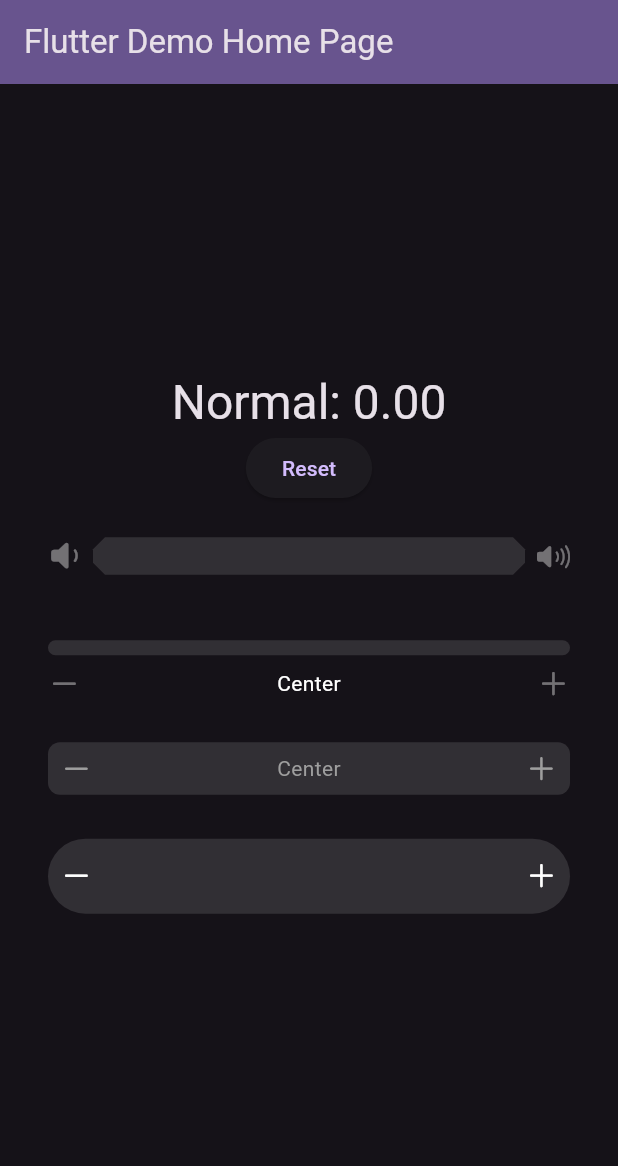
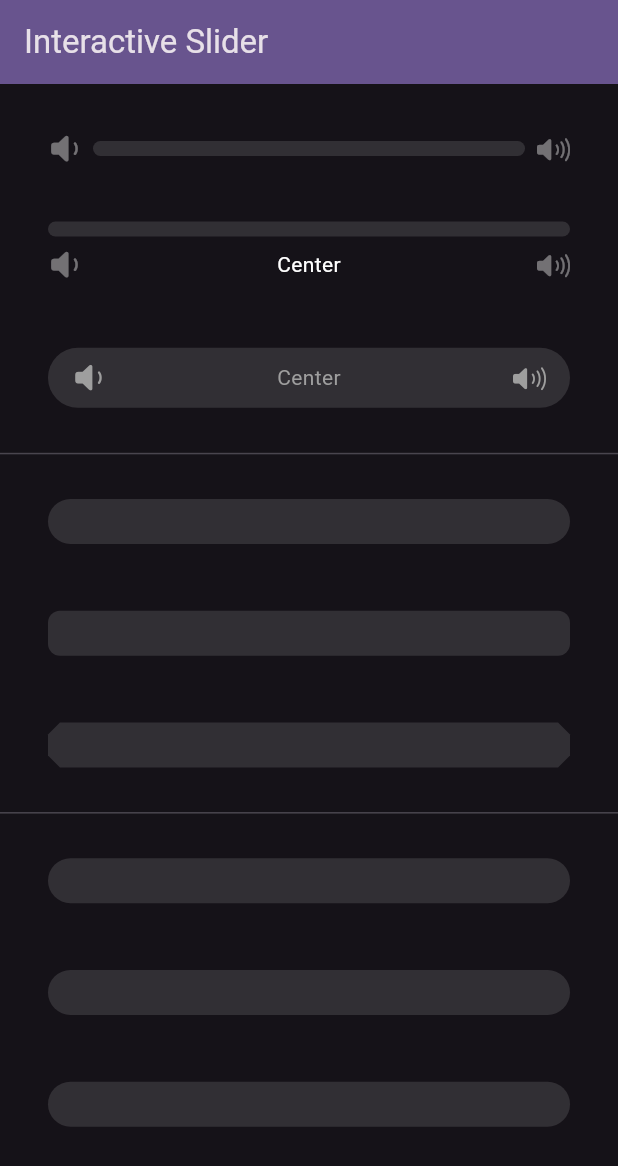
Before and after one commit to jonas-zebari/interactive_slider, a Flutter app: the screen it shows after launch, on a phone screen of 412 x 824 dp. Shown: the top 1166 px of the screen. Run offline on Flutter 3.47's test engine with Material 2 defaults, Android fonts, the phone set to English and light mode, and no system bars.

Commit message:
Update example app

```diff
--- a/example/lib/main.dart
+++ b/example/lib/main.dart
@@ -20,88 +20,84 @@ class MyApp extends StatelessWidget {
         ),
         useMaterial3: true,
       ),
-      home: const MyHomePage(title: 'Flutter Demo Home Page'),
+      home: const MyHomePage(title: 'Interactive Slider'),
     );
   }
 }
 
-class MyHomePage extends StatefulWidget {
+class MyHomePage extends StatelessWidget {
   const MyHomePage({super.key, required this.title});
 
   final String title;
-
-  @override
-  State<MyHomePage> createState() => _MyHomePageState();
-}
-
-class _MyHomePageState extends State<MyHomePage> {
-  final _controller = InteractiveSliderController(0.0);
 
   @override
   Widget build(BuildContext context) {
     return Scaffold(
       appBar: AppBar(
         backgroundColor: Theme.of(context).colorScheme.inversePrimary,
-        title: Text(widget.title),
+        title: Text(title),
       ),
-      body: Center(
+      body: const Padding(
+        padding: EdgeInsets.symmetric(vertical: 16),
         child: Column(
-          mainAxisAlignment: MainAxisAlignment.center,
           children: [
-            ValueListenableBuilder<double>(
-              valueListenable: _controller,
-              builder: (context, progress, _) {
-                return Text(
-                  'Normal: ${progress.toStringAsFixed(2)}',
-                  style: Theme.of(context).textTheme.headlineLarge,
-                );
-              },
-            ),
-            ElevatedButton(
-              onPressed: () => _controller.value = 0.0,
-              child: const Text('Reset'),
+            InteractiveSlider(
+              startIcon: Icon(CupertinoIcons.volume_down),
+              endIcon: Icon(CupertinoIcons.volume_up),
             ),
             InteractiveSlider(
-              controller: _controller,
-              startIcon: const Icon(CupertinoIcons.volume_down),
-              endIcon: const Icon(CupertinoIcons.volume_up),
-              min: 1.0,
-              max: 15.0,
-              focusedHeight: 35,
-              unfocusedHeight: 25,
-              shapeBorder: const BeveledRectangleBorder(
+              iconPosition: IconPosition.below,
+              startIcon: Icon(CupertinoIcons.volume_down),
+              endIcon: Icon(CupertinoIcons.volume_up),
+              centerIcon: Text('Center'),
+            ),
+            InteractiveSlider(
+              iconPosition: IconPosition.inside,
+              startIcon: Icon(CupertinoIcons.volume_down),
+              endIcon: Icon(CupertinoIcons.volume_up),
+              centerIcon: Text('Center'),
+              unfocusedHeight: 40,
+              focusedHeight: 50,
+              iconGap: 16,
+            ),
+            Divider(),
+            InteractiveSlider(
+              unfocusedHeight: 30,
+              focusedHeight: 40,
+            ),
+            InteractiveSlider(
+              unfocusedHeight: 30,
+              focusedHeight: 40,
+              shapeBorder: RoundedRectangleBorder(
                 borderRadius: BorderRadius.all(Radius.circular(8)),
               ),
             ),
-            const InteractiveSlider(
-              startIcon: Icon(CupertinoIcons.minus),
-              centerIcon: Text('Center'),
-              endIcon: Icon(CupertinoIcons.plus),
-              iconPosition: IconPosition.below,
-            ),
-            const InteractiveSlider(
-              padding: EdgeInsets.symmetric(horizontal: 16),
-              startIcon: Icon(CupertinoIcons.minus),
-              centerIcon: Text('Center'),
-              endIcon: Icon(CupertinoIcons.plus),
-              shapeBorder: RoundedRectangleBorder(
+            InteractiveSlider(
+              unfocusedHeight: 30,
+              focusedHeight: 40,
+              shapeBorder: BeveledRectangleBorder(
                 borderRadius: BorderRadius.all(Radius.circular(8)),
               ),
-              iconPosition: IconPosition.inside,
-              focusedHeight: 45,
-              unfocusedHeight: 35,
             ),
-            const InteractiveSlider(
-              startIcon: Icon(CupertinoIcons.minus),
-              endIcon: Icon(CupertinoIcons.plus),
-              iconPosition: IconPosition.inside,
-              unfocusedOpacity: 1.0,
-              unfocusedHeight: 50,
-              focusedHeight: 60,
-              foregroundColor: Colors.white,
-              gradient: LinearGradient(
-                colors: [Colors.blue, Colors.purple],
-              ),
+            Divider(),
+            InteractiveSlider(
+              unfocusedOpacity: 1,
+              unfocusedHeight: 30,
+              focusedHeight: 40,
+              foregroundColor: Colors.deepPurple,
+            ),
+            InteractiveSlider(
+              unfocusedOpacity: 1,
+              unfocusedHeight: 30,
+              focusedHeight: 40,
+              gradient: LinearGradient(colors: [Colors.green, Colors.red]),
+            ),
+            InteractiveSlider(
+              unfocusedOpacity: 1,
+              unfocusedHeight: 30,
+              focusedHeight: 40,
+              gradient: LinearGradient(colors: [Colors.green, Colors.red]),
+              gradientSize: GradientSize.progressWidth,
             ),
           ],
         ),
```
